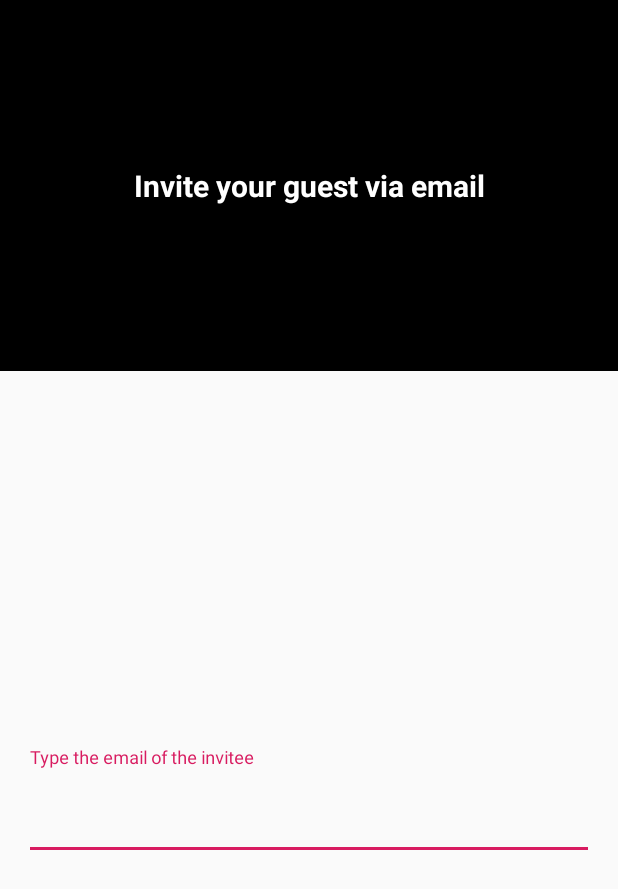
After one commit to LinkEdgar/WeddingPlanner, an Android app: the layout fragment_invite_guests.xml on its own in the app's theme, with its tools: preview values and no code run, on a phone screen of 412 x 824 dp. The commit adds this screen. Shown: the top 889 px of the screen. Run offline under Robolectric (Android 15) with nearby library versions, the phone set to English and light mode, and no system bars.

Commit message:
Added a GuestFragment to enable users to invite guest via email. Added TODOs for Jimmy

```diff
--- /dev/null
+++ b/WeddingPlanner/app/src/main/java/com/example/weddingplanner/InviteGuestsFragmentViewModel.kt
@@ -0,0 +1,12 @@
+package com.example.weddingplanner
+
+import androidx.lifecycle.ViewModel
+
+class InviteGuestsFragmentViewModel : ViewModel(){
+
+
+    fun validateEmail(email: String):Boolean{
+        //todo validate email
+        return false
+    }
+}
--- /dev/null
+++ b/WeddingPlanner/app/src/main/java/com/example/weddingplanner/ui/InviteGuestsFragment.kt
@@ -0,0 +1,24 @@
+package com.example.weddingplanner.ui
+
+import android.os.Bundle
+import android.view.LayoutInflater
+import android.view.View
+import android.view.ViewGroup
+import androidx.fragment.app.Fragment
+import androidx.lifecycle.ViewModelProviders
+import com.example.weddingplanner.InviteGuestsFragmentViewModel
+import com.example.weddingplanner.R
+
+class InviteGuestsFragment : Fragment(){
+
+    //todo make this fragment show in one of the hambuger menu screens
+
+    private lateinit var viewModel: InviteGuestsFragmentViewModel
+    override fun onCreateView(inflater: LayoutInflater, container: ViewGroup?, savedInstanceState: Bundle?): View? {
+        val view = inflater.inflate(R.layout.fragment_invite_guests, container, false)
+        //TODO find out why the following method has been deprecated and find its alternative
+        viewModel = ViewModelProviders.of(this).get(InviteGuestsFragmentViewModel::class.java)
+
+        return super.onCreateView(inflater, container, savedInstanceState)
+    }
+}
--- a/WeddingPlanner/app/src/main/java/com/example/weddingplanner/ui/home/HomeFragment.kt
+++ b/WeddingPlanner/app/src/main/java/com/example/weddingplanner/ui/home/HomeFragment.kt
@@ -14,16 +14,12 @@ class HomeFragment : Fragment() {
 
     private lateinit var homeViewModel: HomeViewModel
 
-    override fun onCreateView(
-        inflater: LayoutInflater,
-        container: ViewGroup?,
-        savedInstanceState: Bundle?
-    ): View? {
+    override fun onCreateView(inflater: LayoutInflater, container: ViewGroup?, savedInstanceState: Bundle?): View? {
         homeViewModel =
             ViewModelProviders.of(this).get(HomeViewModel::class.java)
         val root = inflater.inflate(R.layout.fragment_home, container, false)
         val textView: TextView = root.findViewById(R.id.text_home)
-        homeViewModel.text.observe(this, Observer {
+        homeViewModel.text.observe(viewLifecycleOwner, Observer {
             textView.text = it
         })
         return root
--- /dev/null
+++ b/WeddingPlanner/app/src/main/res/layout/fragment_invite_guests.xml
@@ -0,0 +1,62 @@
+<?xml version="1.0" encoding="utf-8"?>
+<androidx.constraintlayout.widget.ConstraintLayout xmlns:android="http://schemas.android.com/apk/res/android"
+    xmlns:app="http://schemas.android.com/apk/res-auto"
+    xmlns:tools="http://schemas.android.com/tools"
+    android:layout_width="match_parent"
+    android:layout_height="match_parent"
+    android:orientation="vertical">
+
+    <View
+        android:id="@+id/view"
+        android:layout_width="0dp"
+        android:layout_height="0dp"
+        android:background="@android:color/black"
+        app:layout_constraintEnd_toEndOf="parent"
+        app:layout_constraintHeight_percent=".3"
+        app:layout_constraintHorizontal_bias="0.498"
+        app:layout_constraintStart_toStartOf="parent"
+        app:layout_constraintTop_toTopOf="parent" />
+
+    <TextView
+        android:layout_width="wrap_content"
+        android:layout_height="wrap_content"
+        android:textColor="@android:color/white"
+        android:textSize="@dimen/header_text_size"
+        android:textStyle="bold"
+        app:layout_constraintBottom_toBottomOf="@+id/view"
+        app:layout_constraintEnd_toEndOf="parent"
+        app:layout_constraintStart_toStartOf="@+id/view"
+        app:layout_constraintTop_toTopOf="@+id/view"
+        tools:text="Invite your guest via email" />
+
+    <com.google.android.material.textfield.TextInputLayout
+        android:layout_width="0dp"
+        android:layout_height="75dp"
+        android:textAlignment="center"
+        app:layout_constraintBottom_toBottomOf="parent"
+        app:layout_constraintEnd_toStartOf="@+id/guideline2"
+        app:layout_constraintStart_toStartOf="@+id/guideline"
+        app:layout_constraintTop_toBottomOf="@+id/view">
+
+        <com.google.android.material.textfield.TextInputEditText
+            android:layout_width="match_parent"
+            android:layout_height="match_parent"
+            android:hint="@string/invite_hint"
+            android:textAlignment="center" />
+    </com.google.android.material.textfield.TextInputLayout>
+
+    <androidx.constraintlayout.widget.Guideline
+        android:id="@+id/guideline"
+        android:layout_width="wrap_content"
+        android:layout_height="wrap_content"
+        android:orientation="vertical"
+        app:layout_constraintGuide_begin="16dp" />
+
+    <androidx.constraintlayout.widget.Guideline
+        android:id="@+id/guideline2"
+        android:layout_width="wrap_content"
+        android:layout_height="wrap_content"
+        android:orientation="vertical"
+        app:layout_constraintGuide_end="16dp" />
+
+</androidx.constraintlayout.widget.ConstraintLayout>
--- a/WeddingPlanner/app/src/main/res/values/dimens.xml
+++ b/WeddingPlanner/app/src/main/res/values/dimens.xml
@@ -5,4 +5,7 @@
     <dimen name="nav_header_vertical_spacing">8dp</dimen>
     <dimen name="nav_header_height">176dp</dimen>
     <dimen name="fab_margin">16dp</dimen>
+
+    <dimen name="header_text_size">20sp</dimen>
+    <dimen name="subheader_text_size">16sp</dimen>
 </resources>
--- a/WeddingPlanner/app/src/main/res/values/strings.xml
+++ b/WeddingPlanner/app/src/main/res/values/strings.xml
@@ -13,4 +13,8 @@
     <string name="menu_tools">Tools</string>
     <string name="menu_share">Share</string>
     <string name="menu_send">Send</string>
+
+    <!-- InviteGuests Fragment-->
+
+    <string name="invite_hint">Type the email of the invitee</string>
 </resources>
```
